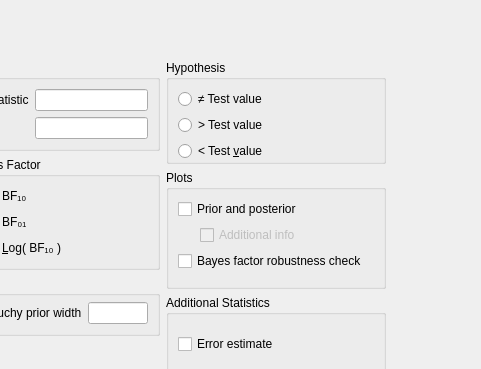
Old version of the form JASP-Desktop/analysisforms/bffromtonesampleform.ui in the repository jasp-stats/jasp-desktop; both pictures show x 125 to 606 and y 0 to 369 of the 606 by 868 pixel window.
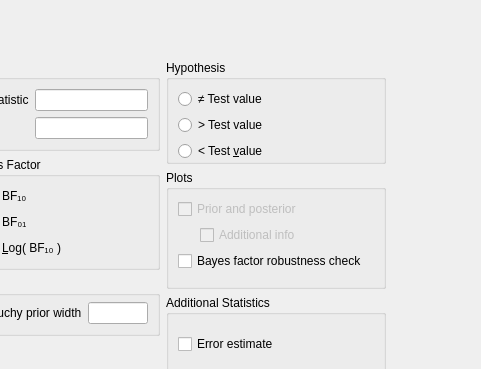
New version of the form. Custom widgets are drawn as their Qt base class.

Commit message: disabled prior and posterior plots checkbox

The edit to the form file:
```diff
--- a/JASP-Desktop/analysisforms/bffromtonesampleform.ui
+++ b/JASP-Desktop/analysisforms/bffromtonesampleform.ui
@@ -365,6 +365,9 @@
            <layout class="QGridLayout" name="gridLayout_4">
             <item row="0" column="0" colspan="3">
              <widget class="BoundCheckBox" name="plotPriorAndPosterior">
+              <property name="enabled">
+               <bool>false</bool>
+              </property>
               <property name="sizePolicy">
                <sizepolicy hsizetype="Fixed" vsizetype="Fixed">
                 <horstretch>0</horstretch>
```
The commit also changes 2 other files.
